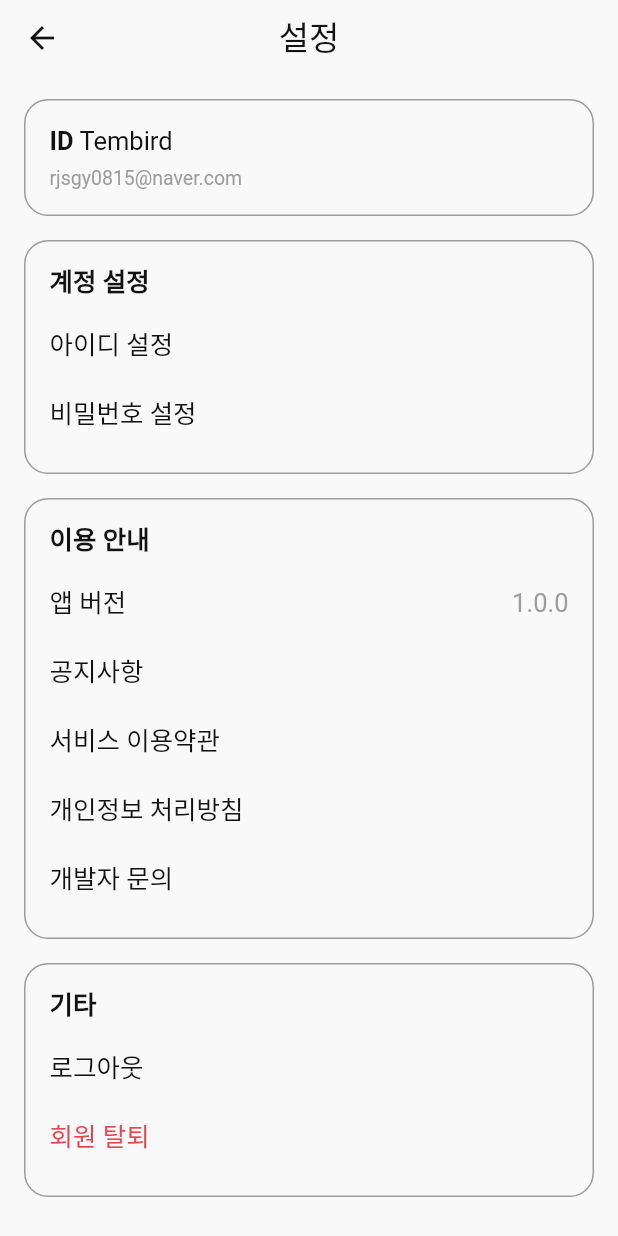
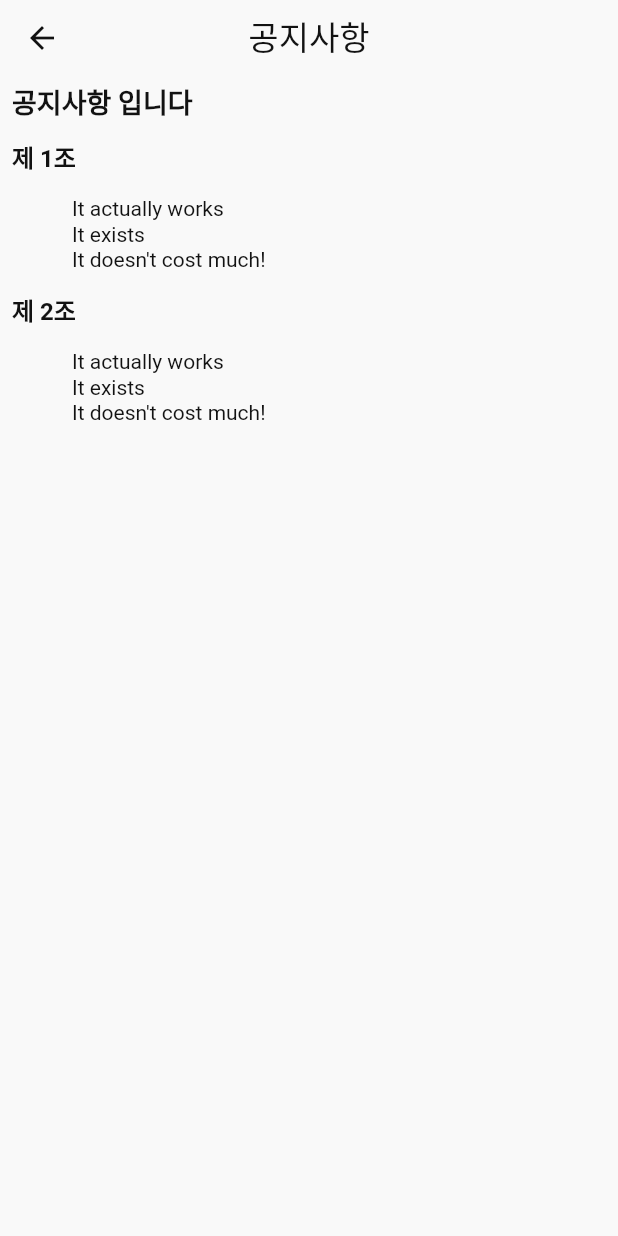
Before and after one commit to Tembird/tembird_app, a Flutter app: the HelpView screen opened by its route, after a tap on "공지사항", on a phone screen of 412 x 824 dp. Run offline on Flutter 3.47's test engine with Material 2 defaults, Android fonts, the phone set to English and light mode, and no system bars; drawn by our look-alikes of flutter_html; our stand-ins replace get, hive, hive_flutter; missing offline and left inert: flutter_config; accounts and stored records are empty.

Commit message:
[Feat] Create HtmlView for Announcements, terms, privacyPolicy

```diff
--- a/lib/constant/PageNames.dart
+++ b/lib/constant/PageNames.dart
@@ -5,4 +5,5 @@ class PageNames {
   static const SIGN_UP = '/auth/sign-up';
   static const RESET_PASSWORD = '/auth/reset-password';
   static const HELP = '/help';
+  static const HTML = '/html';
 }
--- a/lib/main.dart
+++ b/lib/main.dart
@@ -2,7 +2,6 @@ import 'package:flutter/material.dart';
 import 'package:flutter/services.dart';
 import 'package:flutter_config/flutter_config.dart';
 import 'package:get/get.dart';
-import 'package:hive/hive.dart';
 import 'package:hive_flutter/hive_flutter.dart';
 import 'package:tembird_app/constant/Common.dart';
 import 'package:tembird_app/constant/StyledPalette.dart';
@@ -12,6 +11,7 @@ import 'package:tembird_app/view/auth/resetPassword/ResetPasswordView.dart';
 import 'package:tembird_app/view/auth/resetPassword/binding/ResetPasswordBinding.dart';
 import 'package:tembird_app/view/auth/signup/SignupView.dart';
 import 'package:tembird_app/view/auth/signup/binding/SignupBinding.dart';
+import 'package:tembird_app/view/common/HtmlView.dart';
 import 'package:tembird_app/view/help/HelpView.dart';
 import 'package:tembird_app/view/help/binding/HelpBinding.dart';
 import 'package:tembird_app/view/home/HomeView.dart';
@@ -83,6 +83,10 @@ class MyApp extends StatelessWidget {
           page: () => const HelpView(),
           binding: HelpBinding(),
         ),
+        GetPage(
+          name: PageNames.HTML,
+          page: () => const HtmlView(),
+        ),
       ],
     );
   }
--- /dev/null
+++ b/lib/repository/HelpRepository.dart
@@ -0,0 +1,73 @@
+import 'package:get/get.dart';
+import 'package:tembird_app/repository/RootRepository.dart';
+
+class HelpRepository extends RootRepository {
+  static HelpRepository to = Get.find();
+
+  Future<String> readAnnouncement() async {
+    // TODO : Get Announcement from DB
+    String announcement = """<div>
+              <h1>공지사항 입니다</h1>
+              <h3>제 1조</h3>
+              <ul>
+                <li>It actually works</li>
+                <li>It exists</li>
+                <li>It doesn't cost much!</li>
+              </ul>
+              <h3>제 2조</h3>
+              <ul>
+                <li>It actually works</li>
+                <li>It exists</li>
+                <li>It doesn't cost much!</li>
+              </ul>
+              <!--You can pretty much put any html in here!-->
+            </div>""";
+
+    return announcement;
+  }
+
+  Future<String> readTerms() async {
+    // TODO : Get Terms from DB
+    String terms = """<div>
+              <h1>서비스 이용약관</h1>
+              <h3>제 1조</h3>
+              <ul>
+                <li>It actually works</li>
+                <li>It exists</li>
+                <li>It doesn't cost much!</li>
+              </ul>
+              <h3>제 2조</h3>
+              <ul>
+                <li>It actually works</li>
+                <li>It exists</li>
+                <li>It doesn't cost much!</li>
+              </ul>
+              <!--You can pretty much put any html in here!-->
+            </div>""";
+
+    return terms;
+  }
+
+  Future<String> readPrivacyPolicy() async {
+    // TODO : Get PrivacyPolicy from DB
+    String privacyPolicy = """<div>
+              <h1>개인정보 처리방침\n</h1><h3>제 1조</h3>
+              <ul>
+                <li>It actually works</li>
+                <li>It exists</li>
+                <li>It doesn't cost much!</li>
+              </ul>
+              <h3>제 2조</h3>
+              <ul>
+                <li>It actually works</li>
+                <li>It exists</li>
+                <li>It doesn't cost much!</li>
+              </ul>
+              <!--You can pretty much put any html in here!-->
+            </div>""";
+
+    return privacyPolicy;
+  }
+
+
+}
--- /dev/null
+++ b/lib/view/common/HtmlView.dart
@@ -0,0 +1,63 @@
+import 'package:flutter/material.dart';
+import 'package:flutter_html/flutter_html.dart';
+import 'package:get/get.dart';
+import 'package:tembird_app/constant/StyledPalette.dart';
+
+import '../../constant/StyledFont.dart';
+
+class HtmlViewArguments {
+  final String title;
+  final String data;
+
+  HtmlViewArguments({
+    required this.title,
+    required this.data,
+  });
+}
+
+class HtmlView extends StatelessWidget {
+  const HtmlView({Key? key}) : super(key: key);
+
+  @override
+  Widget build(BuildContext context) {
+    final HtmlViewArguments htmlViewArguments = Get.arguments as HtmlViewArguments;
+    return Scaffold(
+      appBar: AppBar(
+        leading: BackButton(
+          onPressed: Get.back,
+          color: StyledPalette.BLACK,
+        ),
+        title: Text(
+          htmlViewArguments.title,
+          style: StyledFont.TITLE_2,
+        ),
+        centerTitle: true,
+      ),
+      body: SafeArea(
+        child: SingleChildScrollView(
+          child: Html(
+            style: {
+              'html': Style(
+                color: StyledPalette.MINERAL,
+                padding: const EdgeInsets.all(16),
+              ),
+              'h1': Style(
+                color: StyledPalette.BLACK,
+                fontSize: const FontSize(18),
+              ),
+              'h3': Style(
+                color: StyledPalette.BLACK,
+                fontSize: const FontSize(16),
+              ),
+              'li': Style(
+                color: StyledPalette.BLACK,
+                fontSize: const FontSize(14),
+              ),
+            },
+            data: htmlViewArguments.data,
+          ),
+        ),
+      ),
+    );
+  }
+}
--- a/lib/view/help/controller/HelpController.dart
+++ b/lib/view/help/controller/HelpController.dart
@@ -1,9 +1,13 @@
 import 'package:get/get.dart';
+import 'package:tembird_app/constant/PageNames.dart';
 import 'package:tembird_app/repository/AuthRepository.dart';
+import 'package:tembird_app/repository/HelpRepository.dart';
 import 'package:tembird_app/service/RootController.dart';
 import 'package:tembird_app/service/SessionService.dart';
+import 'package:tembird_app/view/common/HtmlView.dart';
 
 class HelpController extends RootController {
+  final HelpRepository helpRepository = HelpRepository();
   final AuthRepository authRepository = AuthRepository();
   static HelpController to = Get.find();
 
@@ -11,6 +15,10 @@ class HelpController extends RootController {
   final String email = SessionService.to.email;
   final RxString userId = RxString(SessionService.to.userId);
   final RxString appVersion = RxString(SessionService.to.appVersion);
+
+  final RxnString announcementData = RxnString(null);
+  final RxnString termsData = RxnString(null);
+  final RxnString privacyPolicyData = RxnString(null);
 
   void back() {
     Get.back();
@@ -30,16 +38,31 @@ class HelpController extends RootController {
     // TODO : Check Recent Version and Alert to Update
   }
 
-  void showAnnouncement() {
-    // TODO : Show Announcement Page
+  void showAnnouncement() async {
+    try {
+      announcementData.value = await helpRepository.readAnnouncement();
+      Get.toNamed(PageNames.HTML, arguments: HtmlViewArguments(title: '공지사항', data: announcementData.value!));
+    } catch (e) {
+      print(e);
+    }
   }
 
-  void showTerms() {
-    // TODO : Show Terms Page
+  Future<void> showTerms() async {
+    try {
+      termsData.value = await helpRepository.readTerms();
+      Get.toNamed(PageNames.HTML, arguments: HtmlViewArguments(title: '서비스 이용약관', data: termsData.value!));
+    } catch (e) {
+      print(e);
+    }
   }
 
-  void showPrivacyPolicy() {
-    // TODO : Show PrivacyPolicy Page
+  Future<void> showPrivacyPolicy() async {
+    try {
+      privacyPolicyData.value = await helpRepository.readPrivacyPolicy();
+      Get.toNamed(PageNames.HTML, arguments: HtmlViewArguments(title: '개인정보 처리방침', data: privacyPolicyData.value!));
+    } catch (e) {
+      print(e);
+    }
   }
 
   void contactDeveloper() {
--- a/pubspec.yaml
+++ b/pubspec.yaml
@@ -40,6 +40,7 @@ dependencies:
   flutter_config: ^2.0.0
   hive: ^2.2.3
   hive_flutter: ^1.1.0
+  flutter_html: ^2.2.1
 
 dev_dependencies:
   flutter_test:
```
